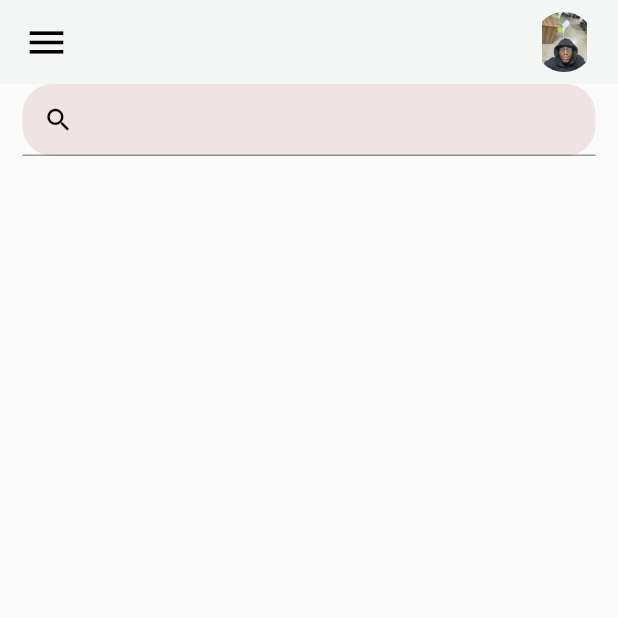
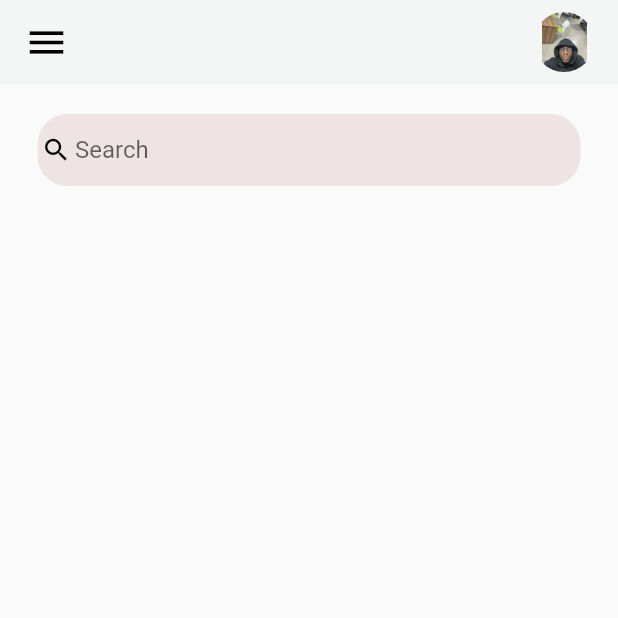
Before and after one commit to Makanakyjr/todo_app, a Flutter app: the screen it shows after launch, on a phone screen of 412 x 824 dp, the top half of it. Run offline on Flutter 3.47's test engine with Material 2 defaults, Android fonts, the phone set to English and light mode, and no system bars.

Commit message:
added icons.search

```diff
--- a/lib/home.dart
+++ b/lib/home.dart
@@ -28,7 +28,7 @@ class Home extends StatelessWidget {
         ),
       ),
       body: Container(
-        padding: EdgeInsets.symmetric(horizontal: 15),
+        padding: EdgeInsets.symmetric(horizontal: 25, vertical: 20),
         child: Column(
           children: [
             Container(
@@ -42,7 +42,13 @@ class Home extends StatelessWidget {
                     Icons.search,
                     color: Colors.black,
                     size: 20,
-                      ))),
+                  ),
+                  prefixIconConstraints:
+                      BoxConstraints(maxHeight: 20, minWidth: 25),
+                  border: InputBorder.none,
+                  hintText: "Search",
+                ),
+              ),
             )
           ],
         ),
```
Lines whose indentation alone changed are shown as unchanged.
